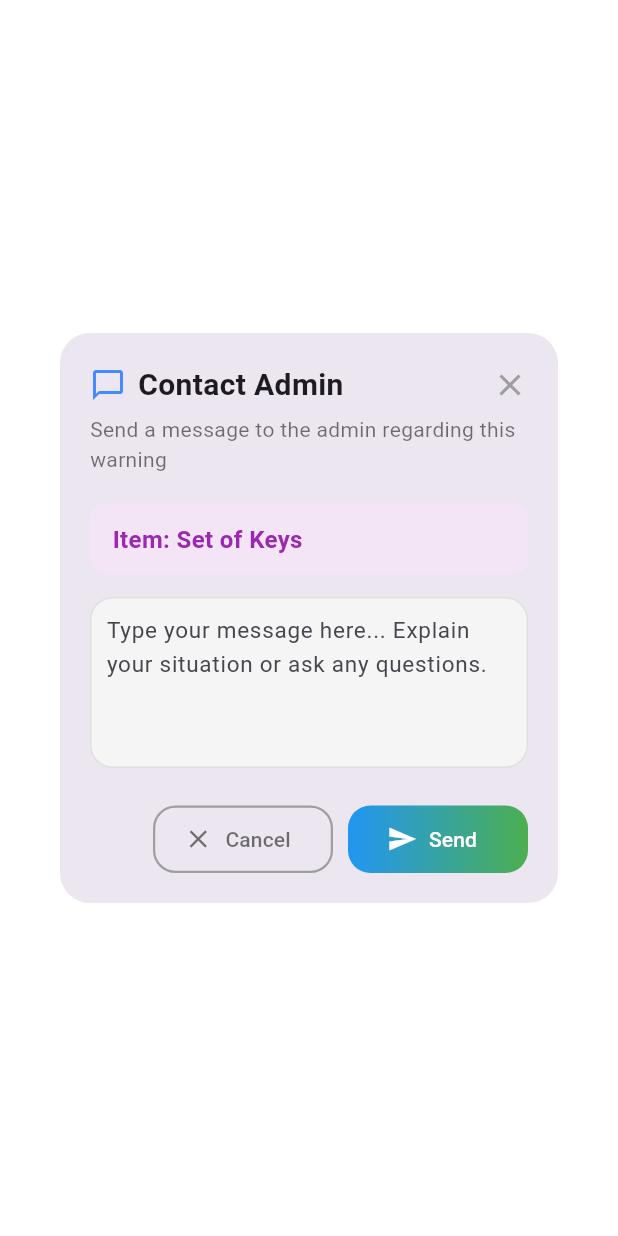
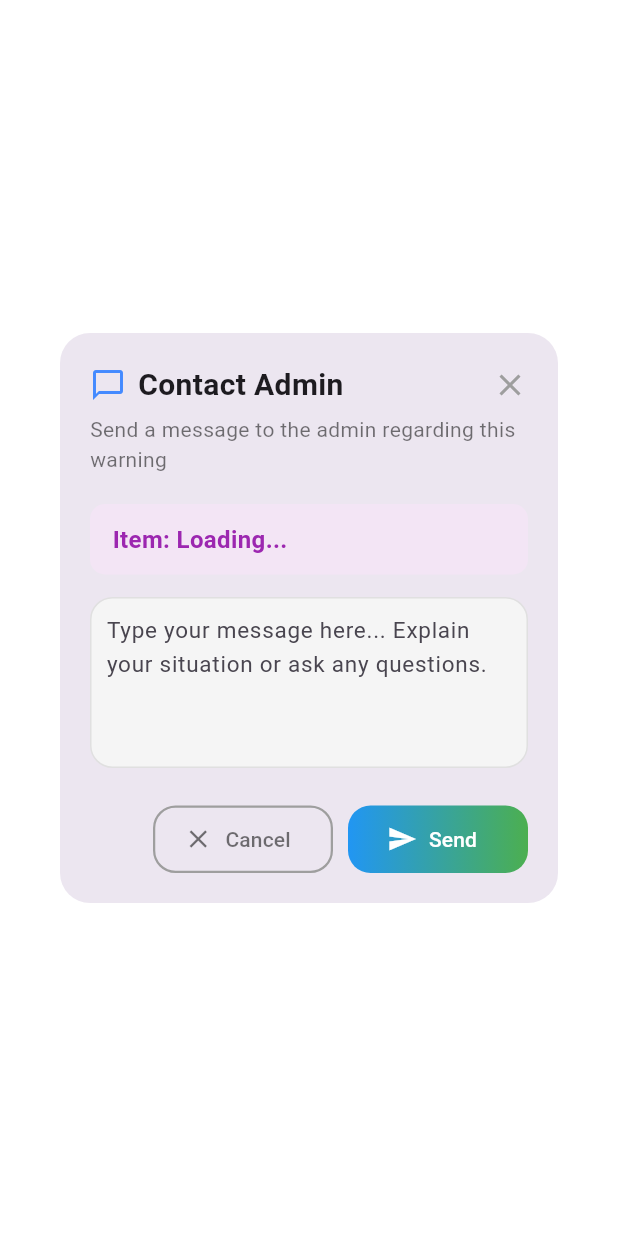
Before and after one commit to Syeda336/TraceLink, a Flutter app: the WarningScreen screen opened directly, after a tap on "Contact Admin", on a phone screen of 412 x 824 dp. Run offline on Flutter 3.47's test engine with Material 3 defaults, Android fonts, the light colour scheme and no system bars; our stand-ins replace cloud_firestore, firebase_auth, firebase_core, firebase_messaging, flutter_local_notifications, image_picker and 5 more; accounts and stored records are empty.

Commit message:
Update user_contacting_admin.dart

```diff
--- a/lib/screens/user_contacting_admin.dart
+++ b/lib/screens/user_contacting_admin.dart
@@ -1,15 +1,137 @@
 import 'package:flutter/material.dart';
-import 'warning_admin.dart'; // Target screen to open after action
+import 'package:url_launcher/url_launcher.dart'; // Import url_launcher
+import 'warning_admin.dart';
+import 'package:tracelink/supabase_reports_problems.dart';
 
-class ContactAdminDialog extends StatelessWidget {
+// --- Data Model (Report) ---
+class Report {
+  final String title;
+
+  const Report({required this.title});
+
+  // Factory constructor to create a Report from Supabase data map
+  factory Report.fromSupabase(Map<String, dynamic> data) {
+    return Report(title: data['Title'] ?? 'No Title');
+  }
+
+  // Utility method to create a copy with a new status (kept for completeness)
+  Report copyWith({String? status}) {
+    return Report(title: title);
+  }
+}
+
+class ContactAdminDialog extends StatefulWidget {
   const ContactAdminDialog({super.key});
+
+  @override
+  State<ContactAdminDialog> createState() => _ContactAdminDialogState();
+}
+
+class _ContactAdminDialogState extends State<ContactAdminDialog> {
+  // State variables moved to the State class
+  List<Report> _reports = [];
+  bool _isLoading = true;
+  bool _hasError = false;
+
+  // --- CONFIGURATION ---
+  final String _adminEmail = 'atracelink@gmail.com';
+
+  @override
+  void initState() {
+    super.initState();
+    _fetchItems(); // Call the fetch method on initialization
+  }
+
+  // Method to fetch data from Supabase (UPDATED to include Claims and Reports)
+  Future<void> _fetchItems() async {
+    // Check if the State object is currently in the tree
+    if (!mounted) return;
+
+    // Set loading state (assuming initial state is already set)
+    setState(() {
+      _isLoading = true;
+      _hasError = false;
+    });
+
+    try {
+      // 4. Fetch Reports (NEW)
+      final reportsData = await SupabaseReportService.fetchReports();
+      final fetchedReports = reportsData
+          .map((data) => Report.fromSupabase(data))
+          .toList();
+
+      if (mounted) {
+        setState(() {
+          _reports = fetchedReports; // Update state
+          _isLoading = false;
+        });
+      }
+    } catch (e) {
+      if (mounted) {
+        setState(() {
+          _isLoading = false;
+          _hasError = true;
+        });
+        // Access context safely after checking `mounted`
+        ScaffoldMessenger.of(context).showSnackBar(
+          const SnackBar(content: Text('Failed to load data. Check console.')),
+        );
+      }
+      // In a real app, you'd log this error
+      debugPrint('Error fetching items/claims/reports from Supabase: $e');
+    }
+  }
+
+  // Controller to capture the text entered by the user
+  final TextEditingController _messageController = TextEditingController();
+
+  @override
+  void dispose() {
+    _messageController.dispose();
+    super.dispose();
+  }
+
+  // Function to launch the email client
+  Future<void> _sendEmailToAdmin() async {
+    // Safely get the title, defaulting if the list is empty or still loading
+    final String itemTitle = _reports.isNotEmpty
+        ? _reports.first.title
+        : 'Unknown Item';
+
+    final String subject = Uri.encodeComponent(
+      // UPDATED: Use dynamic itemTitle in the subject
+      'Inquiry: Admin Warning ($itemTitle)',
+    );
+    final String body = Uri.encodeComponent(_messageController.text);
+
+    // Create the mailto link
+    final Uri emailLaunchUri = Uri.parse(
+      'mailto:$_adminEmail?subject=$subject&body=$body',
+    );
+
+    // Launch the email app
+    try {
+      if (await canLaunchUrl(emailLaunchUri)) {
+        await launchUrl(emailLaunchUri);
+
+        // After launching email, close dialog and navigate
+        if (mounted) {
+          _handleAction(context);
+        }
+      } else {
+        // Handle error: Could not launch email app
+        debugPrint("Could not launch email client");
+        // Optional: Show a snackbar telling the user no email app was found
+      }
+    } catch (e) {
+      debugPrint(e.toString());
+    }
+  }
 
   // Function to close the dialog and navigate to the warning_admin.dart screen
   void _handleAction(BuildContext context) {
-    // 1. Close the current dialog
-    Navigator.pop(context);
+    Navigator.pop(context); // Close dialog
 
-    // 2. Navigate to the WarningAdminScreen (using pushReplacement to clear the stack if needed)
     Navigator.pushReplacement(
       context,
       MaterialPageRoute(builder: (context) => const WarningScreen()),
@@ -18,12 +140,19 @@ class ContactAdminDialog extends StatelessWidget {
 
   @override
   Widget build(BuildContext context) {
-    return Dialog(
-      shape: RoundedRectangleBorder(borderRadius: BorderRadius.circular(20.0)),
-      elevation: 10.0,
-      child: Padding(
-        padding: const EdgeInsets.all(20.0),
-        child: Column(
+    // Determine the title to display
+    final String itemTitle = _reports.isNotEmpty
+        ? _reports.first.title
+        : 'Loading...'; // Placeholder while loading
+
+    Widget content;
+
+    if (_isLoading) {
+      content = const Center(child: CircularProgressIndicator());
+    } else if (_hasError) {
+      content = const Center(child: Text('Error loading item data.'));
+    } else {
+      content = Column(
         mainAxisSize: MainAxisSize.min,
         crossAxisAlignment: CrossAxisAlignment.start,
         children: <Widget>[
@@ -37,15 +166,12 @@ class ContactAdminDialog extends StatelessWidget {
                   SizedBox(width: 8),
                   Text(
                     'Contact Admin',
-                      style: TextStyle(
-                        fontSize: 20,
-                        fontWeight: FontWeight.bold,
-                      ),
+                    style: TextStyle(fontSize: 20, fontWeight: FontWeight.bold),
                   ),
                 ],
               ),
               GestureDetector(
-                  onTap: () => _handleAction(context), // Close action
+                onTap: () => _handleAction(context),
                 child: const Icon(Icons.close, color: Colors.grey),
               ),
             ],
@@ -57,20 +183,21 @@ class ContactAdminDialog extends StatelessWidget {
           ),
           const SizedBox(height: 20),
 
-            // --- Item Info Box ---
+          // --- Item Info Box (UPDATED) ---
           Container(
             width: double.infinity,
             padding: const EdgeInsets.symmetric(horizontal: 15, vertical: 12),
             decoration: BoxDecoration(
-                color: const Color(0xFFF3E5F5), // Light purple background
+              color: const Color(0xFFF3E5F5),
               borderRadius: BorderRadius.circular(10),
             ),
-              child: const Text(
-                'Item: Set of Keys',
-                style: TextStyle(
+            child: Text(
+              // DYNAMIC TITLE
+              'Item: $itemTitle',
+              style: const TextStyle(
                 fontSize: 16,
                 fontWeight: FontWeight.w600,
-                  color: Color(0xFF9C27B0), // Purple color
+                color: Color(0xFF9C27B0),
               ),
             ),
           ),
@@ -84,15 +211,16 @@ class ContactAdminDialog extends StatelessWidget {
               borderRadius: BorderRadius.circular(15),
               border: Border.all(color: Colors.grey.shade300),
             ),
-              child: const TextField(
+            child: TextField(
+              controller: _messageController, // Connected controller
               maxLines: 4,
-                decoration: InputDecoration(
+              decoration: const InputDecoration(
                 hintText:
                     'Type your message here... Explain your situation or ask any questions.',
                 border: InputBorder.none,
                 contentPadding: EdgeInsets.zero,
               ),
-                style: TextStyle(fontSize: 15),
+              style: const TextStyle(fontSize: 15),
             ),
           ),
           const SizedBox(height: 25),
@@ -106,7 +234,7 @@ class ContactAdminDialog extends StatelessWidget {
                 width: 120,
                 height: 45,
                 child: OutlinedButton.icon(
-                    onPressed: () => _handleAction(context), // Close action
+                  onPressed: () => _handleAction(context),
                   icon: const Icon(
                     Icons.close,
                     size: 20,
@@ -133,25 +261,21 @@ class ContactAdminDialog extends StatelessWidget {
                 decoration: BoxDecoration(
                   borderRadius: BorderRadius.circular(15),
                   gradient: const LinearGradient(
-                      colors: [
-                        Color(0xFF2196F3),
-                        Color(0xFF4CAF50),
-                      ], // Blue to Green gradient for Send
+                    colors: [Color(0xFF2196F3), Color(0xFF4CAF50)],
                     begin: Alignment.centerLeft,
                     end: Alignment.centerRight,
                   ),
                 ),
                 child: ElevatedButton.icon(
-                    onPressed: () =>
-                        _handleAction(context), // Send/Close action
+                  // Calls _sendEmailToAdmin
+                  onPressed: () => _sendEmailToAdmin(),
                   icon: const Icon(Icons.send, size: 20, color: Colors.white),
                   label: const Text(
                     'Send',
                     style: TextStyle(color: Colors.white),
                   ),
                   style: ElevatedButton.styleFrom(
-                      backgroundColor:
-                          Colors.transparent, // Important for gradient
+                    backgroundColor: Colors.transparent,
                     shadowColor: Colors.transparent,
                     shape: RoundedRectangleBorder(
                       borderRadius: BorderRadius.circular(15),
@@ -162,8 +286,14 @@ class ContactAdminDialog extends StatelessWidget {
             ],
           ),
         ],
-        ),
-      ),
+      );
+    }
+
+    // Wrap in Dialog structure
+    return Dialog(
+      shape: RoundedRectangleBorder(borderRadius: BorderRadius.circular(20.0)),
+      elevation: 10.0,
+      child: Padding(padding: const EdgeInsets.all(20.0), child: content),
     );
   }
 }
```
Lines whose indentation alone changed are shown as unchanged.
